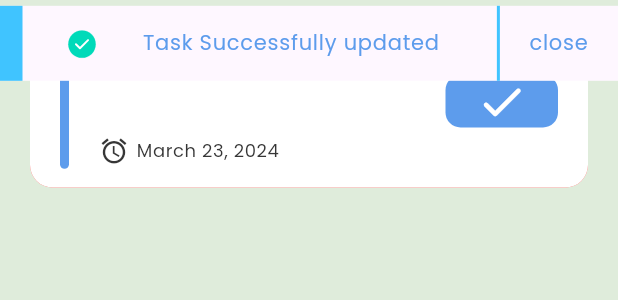
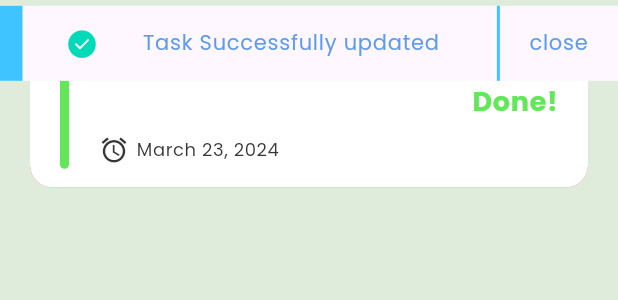
Before and after one commit to AyaAlaa010/todo, a Flutter app: the TaskItemWidget widget shown alone on an empty page, opened directly with empty values, after a tap on the "check" icon, on a phone screen of 412 x 824 dp. Shown: the top 300 px of the screen. Run offline on Flutter 3.47's test engine with Material 3 defaults, Android fonts, the phone set to English and light mode, and no system bars; drawn by our look-alikes of flutter_slidable; our stand-ins replace animated_custom_dropdown, bot_toast, cloud_firestore, easy_date_timeline, firebase_auth, firebase_core and 3 more; accounts and stored records are empty; generated files the repository leaves out were written again.

```diff
--- a/lib/features/tasks/widgets/task_item_widget.dart
+++ b/lib/features/tasks/widgets/task_item_widget.dart
@@ -5,6 +5,7 @@ import 'package:flutter_easyloading/flutter_easyloading.dart';
 import 'package:flutter_slidable/flutter_slidable.dart';
 import 'package:intl/intl.dart';
 import 'package:provider/provider.dart';
+import 'package:todo/features/edite/pages/edite_view.dart';
 import 'package:todo/firebase_utils.dart';
 import 'package:todo/models/task_model.dart';
 import 'package:flutter_gen/gen_l10n/app_localizations.dart';
@@ -12,11 +13,17 @@ import '../../../core/config/constants/app_colors.dart';
 import '../../../core/service/snakers_service.dart';
 import '../../../settings_providers.dart';
 
-class TaskItemWidget extends StatelessWidget {
+class TaskItemWidget extends StatefulWidget {
   TaskModel taskModel;
-  late var locale;
 
   TaskItemWidget({required this.taskModel, super.key});
+
+  @override
+  State<TaskItemWidget> createState() => _TaskItemWidgetState();
+}
+
+class _TaskItemWidgetState extends State<TaskItemWidget> {
+  late var locale;
 
   @override
   Widget build(BuildContext context) {
@@ -24,7 +31,11 @@ class TaskItemWidget extends StatelessWidget {
     var theme = Theme.of(context);
      locale = AppLocalizations.of(context)!;
     var provider = Provider.of<SettingsProvider>(context)!;
-    return Container(
+    return InkWell(
+      onTap: (){
+        Navigator.pushNamed(context, EditeView.routeName,arguments:widget.taskModel );
+      },
+      child: Container(
         margin:
             const EdgeInsetsDirectional.symmetric(horizontal: 20, vertical: 10),
         decoration: BoxDecoration(
@@ -69,7 +80,7 @@ class TaskItemWidget extends StatelessWidget {
                   width: 6,
                   decoration: BoxDecoration(
                       borderRadius: BorderRadius.circular(20),
-                    color: taskModel.isDone
+                      color: widget.taskModel.isDone
                           ? AppColors.GREEN
                           : AppColors.primaryColor),
                 ),
@@ -82,9 +93,10 @@ class TaskItemWidget extends StatelessWidget {
                     crossAxisAlignment: CrossAxisAlignment.start,
                     mainAxisAlignment: MainAxisAlignment.spaceEvenly,
                     children: [
-                    Text(
-                      taskModel.title,
-                      style: taskModel.isDone
+                      Expanded(
+                        child: Text(
+                          widget.taskModel.title,
+                          style: widget.taskModel.isDone
                               ? theme.textTheme.bodyLarge!
                                   .copyWith(color: AppColors.GREEN)
                               : provider.isDark()
@@ -92,8 +104,10 @@ class TaskItemWidget extends StatelessWidget {
                                       .copyWith(color: AppColors.primaryColor)
                                   : theme.textTheme.bodyLarge,
                         ),
-                    Text(
-                      taskModel.description,
+                      ),
+                      Expanded(
+                        child: Text(
+                          widget.taskModel.description,
                           overflow: TextOverflow.ellipsis,
                           maxLines: 2,
                           style: provider.isDark()
@@ -102,10 +116,12 @@ class TaskItemWidget extends StatelessWidget {
                               : theme.textTheme.bodyMedium
                                   ?.copyWith(color: AppColors.darkText),
                         ),
+                      ),
                       const SizedBox(
                         height: 5,
                       ),
-                    Row(
+                      Expanded(
+                        child: Row(
                           children: [
                             Icon(Icons.alarm,
                                 size: 20,
@@ -116,7 +132,7 @@ class TaskItemWidget extends StatelessWidget {
                               width: 5,
                             ),
                             Text(
-                          DateFormat.yMMMMd().format(taskModel.dateTime),
+                              DateFormat.yMMMMd().format(widget.taskModel.dateTime),
                               style: provider.isDark()
                                   ? theme.textTheme.bodySmall!
                                   : theme.textTheme.bodySmall!
@@ -124,19 +140,33 @@ class TaskItemWidget extends StatelessWidget {
                             )
                           ],
                         ),
+                      ),
                     ],
                   ),
                 ),
-              if (taskModel.isDone)
-                Text(
+
+                if (widget.taskModel.isDone)
+                  InkWell(
+                    onTap: (){
+                      setState(() {
+                        widget.taskModel.isDone=!widget.taskModel.isDone;
+                        update(context);
+                      });
+
+                    },
+                    child: Text(
                       locale.done,
                       style: theme.textTheme.bodyLarge!
                           .copyWith(color: AppColors.GREEN),
+                    ),
                   )
                 else
                   InkWell(
                     onTap: (){
+                      setState(() {
+                        widget.taskModel.isDone=!widget.taskModel.isDone;
                         update(context);
+                      });
                     },
                     child: Container(
                       padding:
@@ -155,13 +185,12 @@ class TaskItemWidget extends StatelessWidget {
             ),
           ),
         ),
+      ),
     );
   }
 
-
-
   void update( BuildContext context){
-    TaskModel data=TaskModel(id:taskModel.id,title: taskModel.title, description: taskModel.description, isDone: true, dateTime:  taskModel.dateTime);
+    TaskModel data=TaskModel(id:widget.taskModel.id,title: widget.taskModel.title, description: widget.taskModel.description, isDone:widget.taskModel.isDone, dateTime:  widget.taskModel.dateTime);
     EasyLoading.show();
     FirebaseUtils.updateTask(data).then((value) {
       EasyLoading.dismiss();
@@ -173,10 +202,9 @@ class TaskItemWidget extends StatelessWidget {
 
   }
 
-
   void delete(BuildContext context){
     EasyLoading.show();
-    FirebaseUtils.deleteTask(taskModel).then((value) {
+    FirebaseUtils.deleteTask(widget.taskModel).then((value) {
       EasyLoading.dismiss();
       BotToast.showText(text: locale.task_success_deleted);
       //SnackerService.showSuccessMsg(locale.task_success_deleted,context);
--- a/lib/l10n/app_ar.arb
+++ b/lib/l10n/app_ar.arb
@@ -43,7 +43,10 @@
   "task_success_deleted":"تم جذف المهام بنجاج ",
   "done":"تم!",
   "task_success_update":"تم تعديل المهام بنجاح",
-  "wrong_email_password":"اعد ادخال البريد الالكتروني و كلمه المرور بشكل صحيح "
+  "wrong_email_password":"اعد ادخال البريد الالكتروني و كلمه المرور بشكل صحيح ",
+  "save_changes": "حفظ التغيرات",
+  "edit_task": "تعديل المهام"
+
 
 
 
--- a/lib/l10n/app_en.arb
+++ b/lib/l10n/app_en.arb
@@ -43,5 +43,7 @@
   "task_success_deleted":"Task is Successfully Deleted ",
   "done":"Done!",
   "task_success_update":"Task Successfully updated",
-  "wrong_email_password":"wrong email or password , try again"
+  "wrong_email_password":"wrong email or password , try again",
+  "save_changes": "Save Changes",
+  "edit_task": "Edit Task"
 }
--- a/lib/main.dart
+++ b/lib/main.dart
@@ -2,6 +2,7 @@ import 'package:bot_toast/bot_toast.dart';
 import 'package:flutter/material.dart';
 import 'package:flutter_easyloading/flutter_easyloading.dart';
 import 'package:provider/provider.dart';
+import 'package:todo/features/edite/pages/edite_view.dart';
 import 'package:todo/features/layout_view.dart';
 import 'package:todo/features/login/pages/login_view.dart';
 import 'package:todo/features/register/pages/register_view.dart';
@@ -48,7 +49,8 @@ class MyApplication extends StatelessWidget {
         SplashScreen.routeName:(context)=> const SplashScreen(),
         LayoutView.routeName:(context)=>  LayoutView(),
         LoginView.routeName:(context)=> LoginView(),
-        RegisterView.routeName:(context)=>  RegisterView()
+        RegisterView.routeName:(context)=>  RegisterView(),
+        EditeView.routeName:(context)=> EditeView()
       },
     );
   }
```
Also changed, not shown: lib/core/widgets/custom_textfield_widget.dart (+10 -3 lines), lib/features/edite/pages/edite_view.dart (added, +168 -0 lines). Lines whose indentation alone changed are shown as unchanged.
